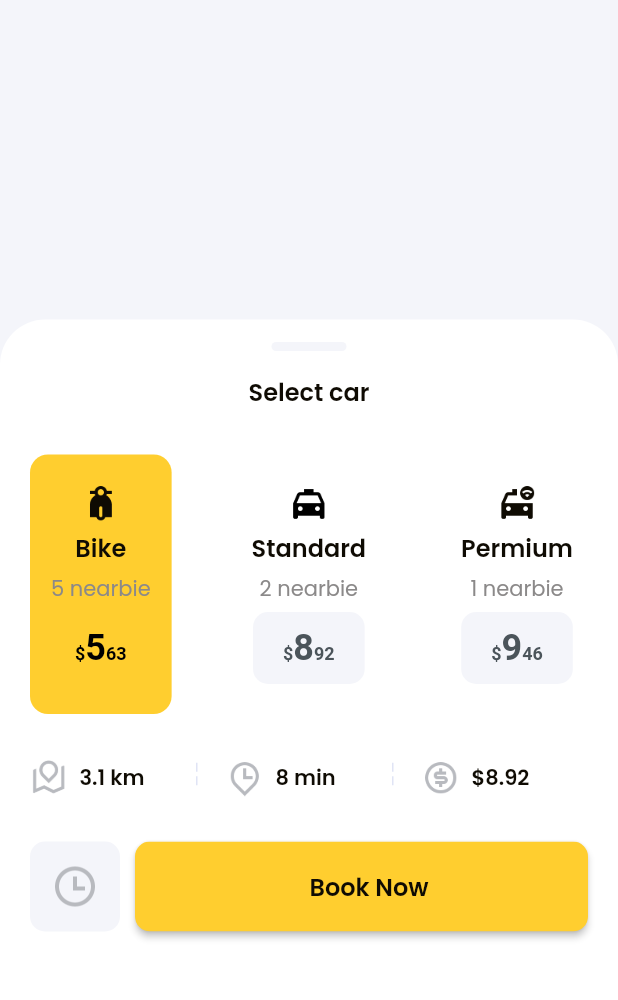
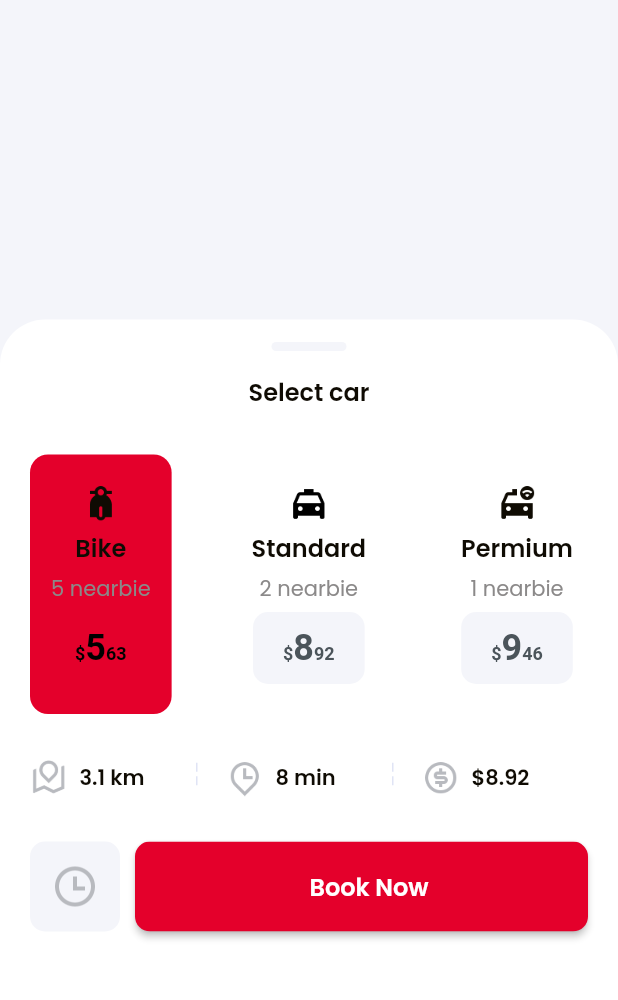
Before and after one commit to alexisponcedev/Bettride_Ride_App, a Flutter app: the ChooseTripScreen screen opened by its route, on a phone screen of 412 x 824 dp, the part 72-1072 px from its top. Run offline on Flutter 3.47's test engine with Material 2 defaults, Android fonts, the light colour scheme and no system bars; drawn by our look-alikes of dotted_line; our stand-ins replace carousel_slider, connectivity, dio, flutter_switch, fluttertoast, get and 5 more; missing offline and left inert: custom_info_window, slide_to_confirm; accounts and stored records are empty.

Commit message:
Intial color change

```diff
--- a/lib/core/utils/app_color.dart
+++ b/lib/core/utils/app_color.dart
@@ -2,9 +2,9 @@ import 'dart:ui';
 import 'package:flutter/material.dart';
 
 class AppColors {
-  static Color primaryColor = fromHex('#FFCE2F');
-  static Color appColor = fromHex('#FFCE2F');
-  static Color lightappColor = fromHex('#FFF5D5');
+  static Color primaryColor = fromHex('#E4002B');
+  static Color appColor = fromHex('#E4002B');
+  static Color lightappColor = fromHex('#f28095');
   static Color borderColor = fromHex('#E0E4F5');
   static Color secondaryColor = fromHex('#261854');
   static Color textGreyColor = fromHex('#8B8989');
@@ -12,6 +12,7 @@ class AppColors {
   static Color numColor = fromHex('#5A6274');
   static Color appIconColor = fromHex('#B8BABF');
   static Color textBlackColor = fromHex('#0F0B03');
+  static Color textWhiteColor = fromHex('#FFFFFF');
   static Color lightBlue = fromHex('#F4F5FA');
   static Color cyanColor = fromHex('#4DEEEC');
   static Color gradient1 = fromHex('#22B0FF');
--- a/lib/main.dart
+++ b/lib/main.dart
@@ -18,7 +18,7 @@ class MyApp extends StatelessWidget {
     );
     return GetMaterialApp(
       debugShowCheckedModeBanner: false,
-      initialRoute: AppRoutes.splashScreen,
+      initialRoute: AppRoutes.bottomBarScreen,
       theme: AppTheme.light,
       darkTheme: AppTheme.dark,
       getPages: AppRoutes.pages,
--- a/lib/presentation/arriving/arriving_screen.dart
+++ b/lib/presentation/arriving/arriving_screen.dart
@@ -35,7 +35,7 @@ class ArrivingScreen extends StatelessWidget {
                     mapType: _con.currentMapType,
                     onMapCreated: _con.onMapCreated,
                     initialCameraPosition: const CameraPosition(
-                        target: LatLng(21.215341, 72.8880675
+                        target: LatLng(22.307159, 73.181221
                             // _con.locationData!.latitude!,
                             // _con.locationData!.longitude!,
                             ),
--- a/lib/presentation/choose_trip/choose_trip_screen.dart
+++ b/lib/presentation/choose_trip/choose_trip_screen.dart
@@ -39,9 +39,9 @@ class ChooseTripScreen extends StatelessWidget {
                       onMapCreated: _con.onMapCreated,
                       initialCameraPosition: CameraPosition(
                           target: LatLng(
-                            // 21.215341, 72.8880675
-                            _con.locationData!.latitude!,
-                            _con.locationData!.longitude!,
+                            22.307159, 73.181221,
+                            //_con.locationData!.latitude!,
+                            //_con.locationData!.longitude!,
                           ),
                           zoom: 11),
                     ),
--- a/lib/presentation/commonWidgets/app_button.dart
+++ b/lib/presentation/commonWidgets/app_button.dart
@@ -64,7 +64,7 @@ class AppButton extends StatelessWidget {
                 text!,
                 style: TextStyle(
                   fontSize: fs ?? 16,
-                  color: textColor ?? AppColors.textBlackColor,
+                  color: textColor ?? AppColors.textWhiteColor,
                   fontWeight: FontWeight.w600,
                 ),
               ),
--- a/lib/presentation/trackAddress/track_address_screen.dart
+++ b/lib/presentation/trackAddress/track_address_screen.dart
@@ -14,7 +14,7 @@ class TrackAddressScreen extends StatelessWidget {
     _con.markers.add(
       Marker(
         markerId: const MarkerId("marker_id"),
-        position: const LatLng(21.215341, 72.8880675),
+        position: const LatLng(22.307159, 73.181221),
         onTap: () {},
       ),
     );
```
